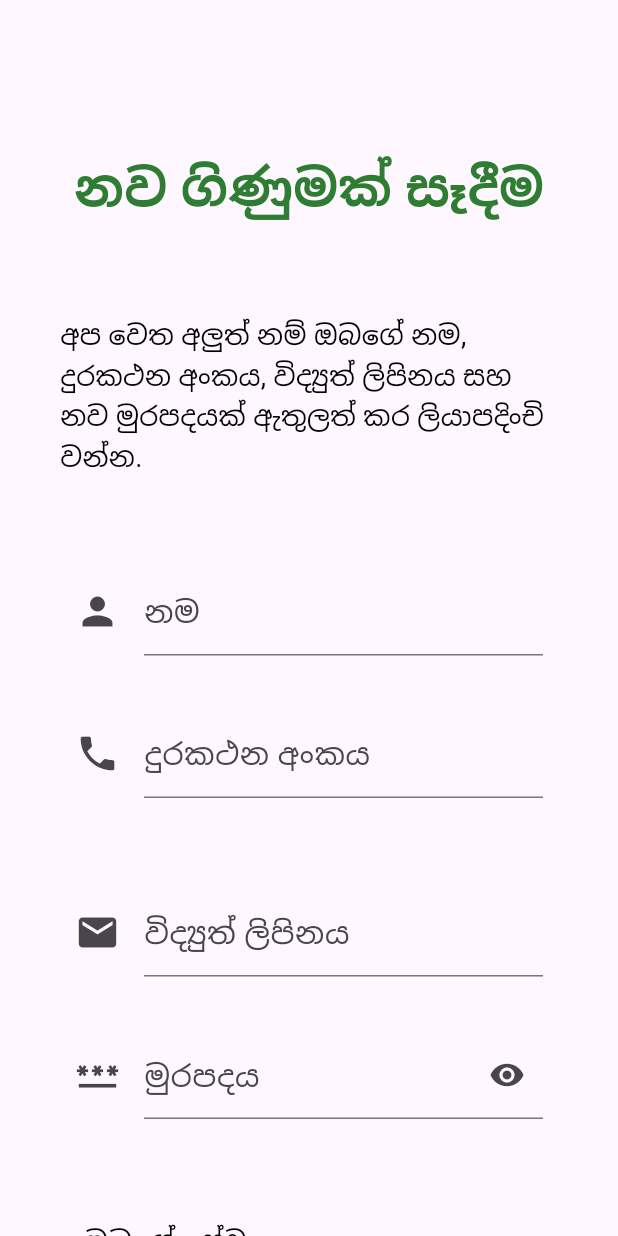
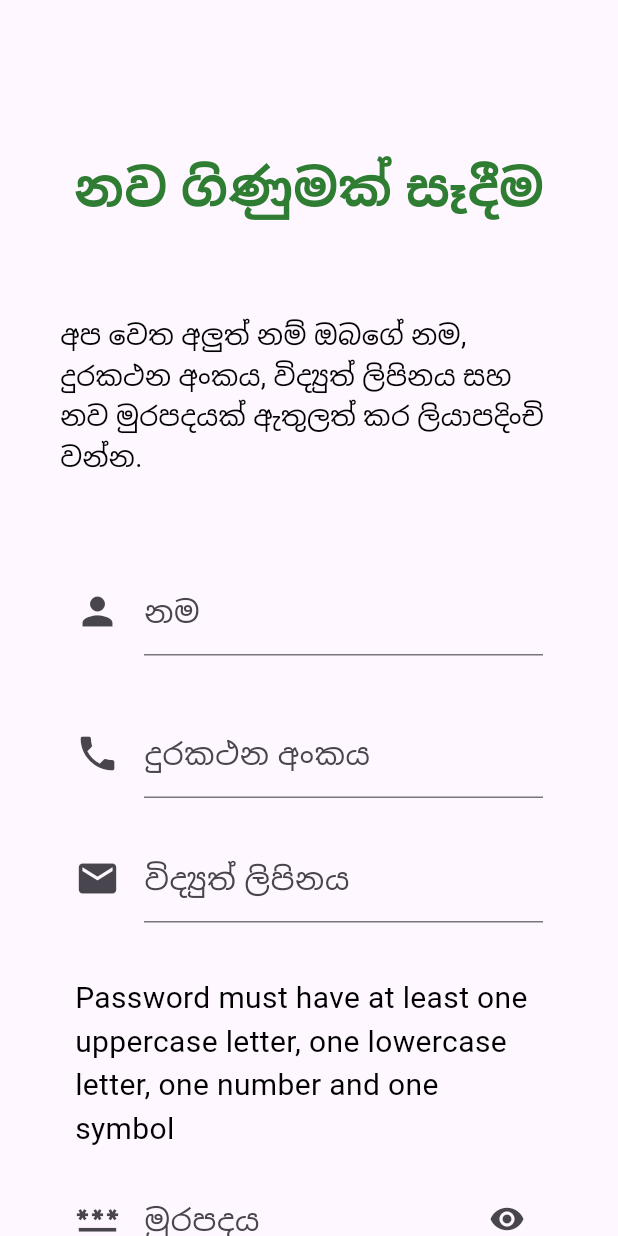
Before and after one commit to thommadurasahan/AgriGo-v1-Repo, a Flutter app: the SignUpSin screen opened directly, on a phone screen of 412 x 824 dp. Run offline on Flutter 3.47's test engine with Material 3 defaults, Android fonts, the phone set to English and light mode, and no system bars; our stand-ins replace carousel_slider, firebase_auth, firebase_core; accounts and stored records are empty.

Commit message:
Enforce password requirments in SignUpSin

```diff
--- a/flutter_agrigo/lib/signup_sin.dart
+++ b/flutter_agrigo/lib/signup_sin.dart
@@ -127,13 +127,13 @@ class _SignUpSinState extends State<SignUpSin> {
                             decoration: const InputDecoration(
                               labelText: 'දුරකථන අංකය',
                               labelStyle: TextStyle(fontSize: 20),
-                              hintText: 'Format: (+94) 0xxxxxxxxx',
+                              hintText: '(+94) 0xxxxxxxxx',
                               icon: Icon(Icons.phone, size: 30),
                             ),
                           ),
                         ),
 
-                        const SizedBox(height: 60),
+                        const SizedBox(height: 24),
 
                         // Enter Email
                         Padding(
@@ -160,7 +160,7 @@ class _SignUpSinState extends State<SignUpSin> {
                             decoration: const InputDecoration(
                               labelText: 'විද්‍යුත් ලිපිනය',
                               labelStyle: TextStyle(fontSize: 20),
-                              hintText: 'Format: xxx@gmail.com',
+                              hintText: '@gmail.com',
                               icon: Icon(Icons.email, size: 30),
                             ),
                           ),
@@ -193,18 +193,36 @@ class _SignUpSinState extends State<SignUpSin> {
 
                       const SizedBox(height: 24),*/
 
+                        const Padding(
+                          padding: EdgeInsets.fromLTRB(10, 0, 10, 0),
+                          child: Text(
+                            'Password must have at least one uppercase letter, one lowercase letter, one number and one symbol',
+                            style: TextStyle(
+                              color: Colors.black,
+                              fontSize: 20,
+                            ),
+                          ),
+                        ),
+
+                        const SizedBox(height: 16),
+
                         // Enter Password
                         Padding(
                           padding: const EdgeInsets.fromLTRB(10, 0, 10, 0),
                           child: TextFormField(
                             // Validate the password
                             validator: (value) {
+                              String pattern =
+                                  r'^(?=.*?[A-Z])(?=.*?[a-z])(?=.*?[0-9])(?=.*?[!@#\$&*~]).{8,}$';
+                              RegExp regex = RegExp(pattern);
                               if (value == null ||
                                   value.isEmpty ||
-                                  value.length < 8) {
-                                return 'කරුණාකර අංක සහ අකුරු මුරපදයක් ඇතුලත් කරන්න';
+                                  value.length < 8 ||
+                                  !regex.hasMatch(value)) {
+                                return 'කරුණාකර නිවැරැදි මුරපදයක් ඇතුලත් කරන්න';
+                              } else {
+                                return null;
                               }
-                              return null;
                             },
                             // Notify the ValueNotifier when the text changes
                             onChanged: (value) {
@@ -214,8 +232,6 @@ class _SignUpSinState extends State<SignUpSin> {
                             decoration: InputDecoration(
                               labelText: 'මුරපදය',
                               labelStyle: const TextStyle(fontSize: 20),
-                              hintText:
-                                  'Include numbers, symbols, capital and simple letters',
                               icon: const Icon(Icons.password, size: 30),
                               suffixIcon: IconButton(
                                 icon: Icon(
@@ -238,7 +254,7 @@ class _SignUpSinState extends State<SignUpSin> {
                           ),
                         ),
 
-                        const SizedBox(height: 60),
+                        const SizedBox(height: 24),
 
                         // Checkbox for Terms and Conditions
                         CheckboxListTile(
```
